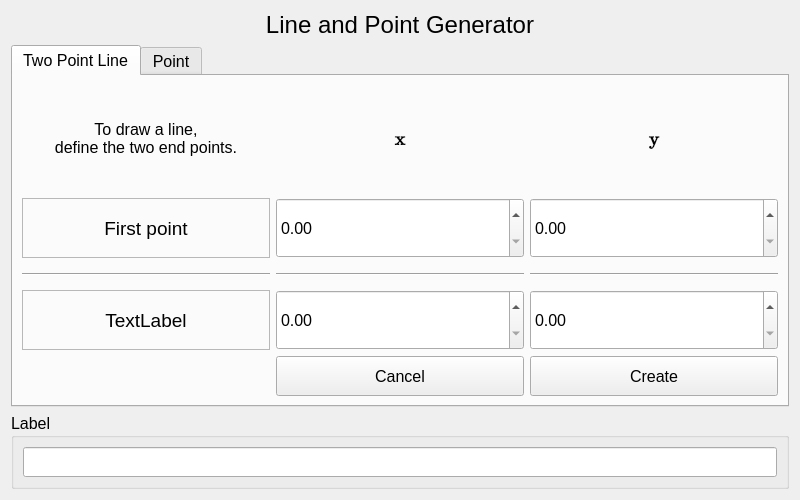
Fditoro/PlotTool_Grupo5, file designer/lineGenerator.ui: the form before one commit.
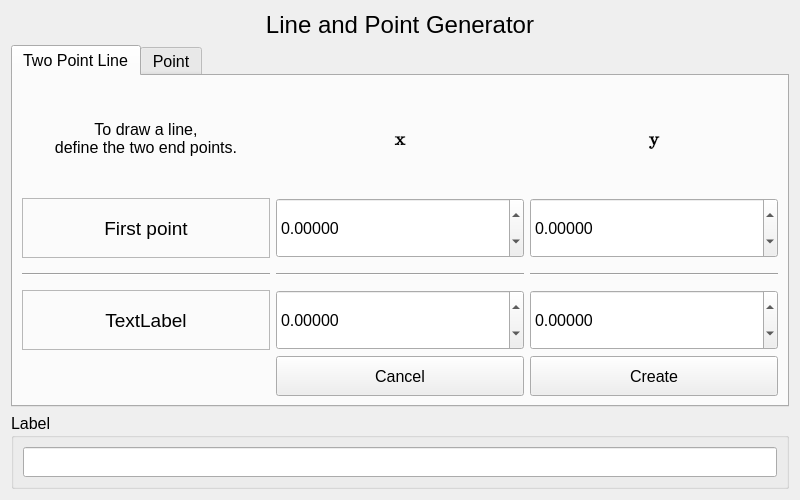
The form after the commit. The open tabs and pages were chosen to show the change.

Commit message: Cambios en los limites de las double boxes

Diff of the .ui file:
```diff
--- a/designer/lineGenerator.ui
+++ b/designer/lineGenerator.ui
@@ -147,6 +147,15 @@
            <height>60</height>
           </size>
          </property>
+         <property name="decimals">
+          <number>5</number>
+         </property>
+         <property name="minimum">
+          <double>-1000000.000000000000000</double>
+         </property>
+         <property name="maximum">
+          <double>1000000.000000000000000</double>
+         </property>
         </widget>
        </item>
        <item row="3" column="1">
@@ -163,6 +172,15 @@
            <height>60</height>
           </size>
          </property>
+         <property name="decimals">
+          <number>5</number>
+         </property>
+         <property name="minimum">
+          <double>-1000000.000000000000000</double>
+         </property>
+         <property name="maximum">
+          <double>1000000.000000000000000</double>
+         </property>
         </widget>
        </item>
        <item row="1" column="2">
@@ -179,6 +197,15 @@
            <height>60</height>
           </size>
          </property>
+         <property name="decimals">
+          <number>5</number>
+         </property>
+         <property name="minimum">
+          <double>-1000000.000000000000000</double>
+         </property>
+         <property name="maximum">
+          <double>1000000.000000000000000</double>
+         </property>
         </widget>
        </item>
        <item row="4" column="2">
@@ -375,6 +402,15 @@
            <height>60</height>
           </size>
          </property>
+         <property name="decimals">
+          <number>5</number>
+         </property>
+         <property name="minimum">
+          <double>-1000000.000000000000000</double>
+         </property>
+         <property name="maximum">
+          <double>1000000.000000000000000</double>
+         </property>
         </widget>
        </item>
        <item row="0" column="0">
```
Left out of the diff: 20 changed lines with no effect on the pictures. The commit also changes 1 other file.
